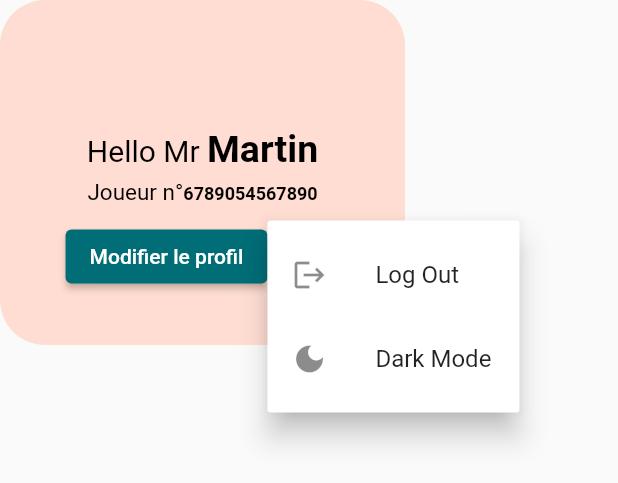
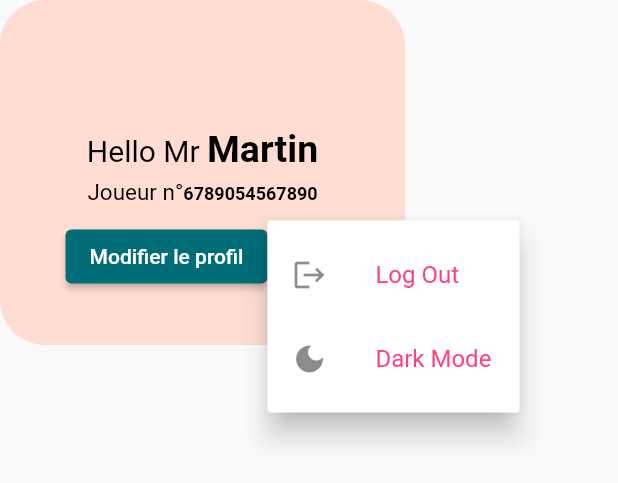
Before and after one commit to goby33/trivial_pursuit_tristan_six_martin_gobert, a Flutter app: the ContainerInfoUser widget shown alone on an empty page, opened directly, after a tap on the "settings" icon, on a phone screen of 412 x 824 dp. Shown: the top 483 px of the screen. Run offline on Flutter 3.47's test engine with Material 2 defaults, Android fonts, the phone set to English and light mode, and no system bars; our stand-ins replace get, get_storage, go_router; accounts and stored records are empty; network calls fail.

Commit message:
add dataTheme

```diff
--- /dev/null
+++ b/lib/theme/my_theme.dart
@@ -0,0 +1,29 @@
+import 'package:flutter/material.dart';
+
+class MyTheme {
+  static final light = ThemeData.light().copyWith(
+    backgroundColor: Colors.black,
+    primaryColor: Color.fromRGBO(131, 197, 190, 1),
+    visualDensity: VisualDensity.adaptivePlatformDensity,
+    textTheme: const TextTheme(
+      headline1: TextStyle(fontSize: 20, fontWeight: FontWeight.bold, color: Colors.grey),
+      headline2: TextStyle(color: Colors.deepPurpleAccent),
+      bodyText2: TextStyle(color: Colors.deepPurpleAccent),
+      subtitle1: TextStyle(color: Colors.pinkAccent),
+    ),
+  );
+  static final dark = ThemeData.dark().copyWith(
+    backgroundColor: Colors.black,
+    bottomAppBarColor: Colors.deepPurple,
+    buttonTheme: const ButtonThemeData(
+      buttonColor: Colors.deepPurple,
+      textTheme: ButtonTextTheme.primary,
+    ),
+    textTheme: const TextTheme(
+      headline1: TextStyle(fontSize: 20, fontWeight: FontWeight.bold, color: Colors.grey),
+      headline2: TextStyle(color: Colors.deepPurpleAccent),
+      bodyText2: TextStyle(color: Colors.deepPurpleAccent),
+      subtitle1: TextStyle(color: Colors.pinkAccent),
+    ),
+  );
+}
--- /dev/null
+++ b/lib/theme/theme_service.dart
@@ -0,0 +1,20 @@
+import 'package:flutter/material.dart';
+import 'package:get/get.dart';
+import 'package:get/get_core/src/get_main.dart';
+import 'package:get_storage/get_storage.dart';
+
+class ThemeService {
+  final _box = GetStorage();
+  final _key = 'isThemeMode';
+
+  ThemeMode get theme => _loadThemeFromBox() ? ThemeMode.dark : ThemeMode.light;
+
+  bool _loadThemeFromBox() => _box.read(_key) ?? false;
+  _saveThemeToBox(bool isDarkMode) => _box.write(_key, isDarkMode);
+
+  void switchTheme() {
+    print("switch theme");
+    Get.changeThemeMode(_loadThemeFromBox() ? ThemeMode.light : ThemeMode.dark);
+    _saveThemeToBox(!_loadThemeFromBox());
+  }
+}
--- a/lib/ui/pages/home/home.dart
+++ b/lib/ui/pages/home/home.dart
@@ -40,6 +40,7 @@ class _HomeState extends State<Home> {
       appBar: AppBar(
         backgroundColor: Theme.of(context).primaryColor,
         title: Text(titlesPage[_pageIndex]),
+        centerTitle: true,
         elevation: 0,
       ),
       body: Center(
--- a/lib/ui/pages/home/profil/widgets/container_info_user.dart
+++ b/lib/ui/pages/home/profil/widgets/container_info_user.dart
@@ -1,13 +1,18 @@
-import 'dart:io';
+import 'package:flutter/material.dart';
+import 'package:get_storage/get_storage.dart';
 
-import 'package:flutter/material.dart';
+import '../../../../../theme/theme_service.dart';
 
-class ContainerInfoUser extends StatelessWidget {
+class ContainerInfoUser extends StatefulWidget {
   ContainerInfoUser({Key? key}) : super(key: key);
 
   @override
+  State<ContainerInfoUser> createState() => _ContainerInfoUserState();
+}
+
+class _ContainerInfoUserState extends State<ContainerInfoUser> {
+  @override
   Widget build(BuildContext context) {
-
     return Container(
       decoration: BoxDecoration(
           color: Color.fromRGBO(255, 221, 210, 1),
@@ -65,7 +70,7 @@ class ContainerInfoUser extends StatelessWidget {
               ElevatedButton(
                 style: ButtonStyle(
                   backgroundColor: MaterialStateProperty.resolveWith<Color?>(
-                        (Set<MaterialState> states) {
+                    (Set<MaterialState> states) {
                       if (states.contains(MaterialState.pressed))
                         return Color.fromRGBO(131, 197, 190, 1);
                       return Color.fromRGBO(
@@ -78,21 +83,25 @@ class ContainerInfoUser extends StatelessWidget {
                 },
                 child: Text("Modifier le profil"),
               ),
-              PopupMenuButton (
+              PopupMenuButton<int>(
+                onSelected: (value) {
+                  if (value == 1) {
+                    print("deconnexion");
+                  } else {
+                    ThemeService().switchTheme();
+                  }
+                },
                 icon: Icon(Icons.settings),
-                itemBuilder: (BuildContext context) => <PopupMenuEntry>[
-                  PopupMenuItem (
+                itemBuilder: (BuildContext context) => [
+                  PopupMenuItem(
                     value: 1,
                     child: ListTile(
                       contentPadding: EdgeInsets.all(0),
                       leading: Icon(Icons.logout),
                       title: Text('Log Out'),
-                      onTap: () {
-                        print("deconnexion");
-                      },
                     ),
                   ),
-                  const PopupMenuItem (
+                  PopupMenuItem(
                     value: 2,
                     child: ListTile(
                       contentPadding: EdgeInsets.all(0),
@@ -101,7 +110,7 @@ class ContainerInfoUser extends StatelessWidget {
                     ),
                   ),
                 ],
-              )
+              ),
             ],
           ),
         ],
--- a/pubspec.yaml
+++ b/pubspec.yaml
@@ -37,6 +37,9 @@ dependencies:
   go_router: ^4.4.1
   flutter_bloc: ^8.1.1
   provider: ^6.0.3
+  dynamic_themes: ^1.1.0
+  get_storage: ^2.0.3
+  get: ^4.6.5
 
 dev_dependencies:
   flutter_test:
```
Also changed, not shown: lib/main.dart (+11 -10 lines), lib/ui/pages/home/profil/profil.dart (+6 -1 lines).
